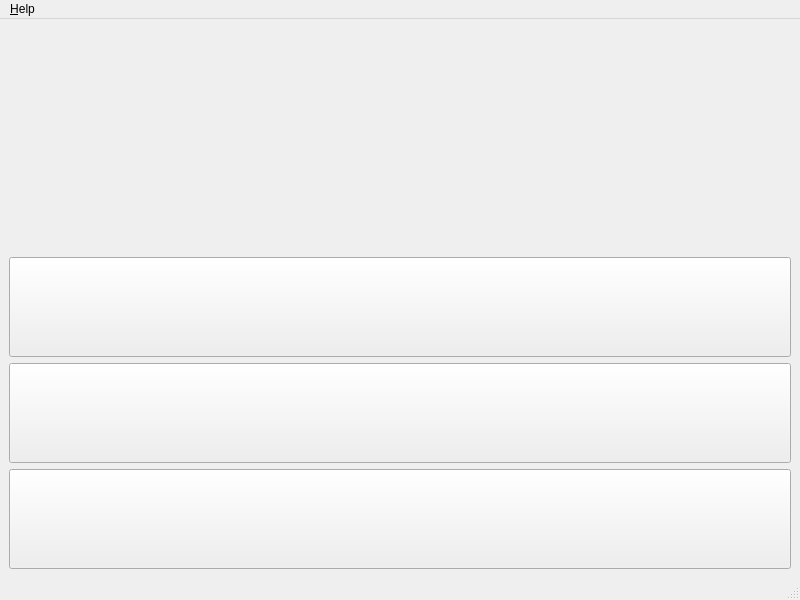
Above: checkeng/main_window.ui from kusanekinov/CheckEng before the change. Below: the same form after it.
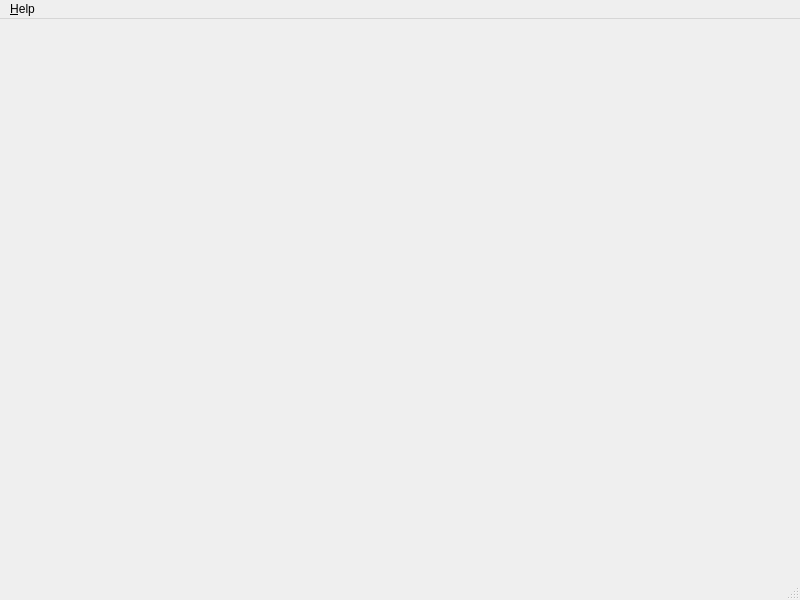
That is the form after the change.

Commit message: CheckEng | change pb to label

Diff of the .ui file:
```diff
--- a/checkeng/main_window.ui
+++ b/checkeng/main_window.ui
@@ -14,159 +14,7 @@
    <string>CheckEng</string>
   </property>
   <widget class="QWidget" name="centralwidget">
-   <layout class="QGridLayout" name="gridLayout">
-    <item row="1" column="0" colspan="2">
-     <widget class="QLabel" name="l_question">
-      <property name="sizePolicy">
-       <sizepolicy hsizetype="Expanding" vsizetype="Preferred">
-        <horstretch>0</horstretch>
-        <verstretch>0</verstretch>
-       </sizepolicy>
-      </property>
-      <property name="minimumSize">
-       <size>
-        <width>0</width>
-        <height>100</height>
-       </size>
-      </property>
-      <property name="maximumSize">
-       <size>
-        <width>16777215</width>
-        <height>16777215</height>
-       </size>
-      </property>
-      <property name="font">
-       <font>
-        <pointsize>20</pointsize>
-        <weight>75</weight>
-        <italic>false</italic>
-        <bold>true</bold>
-        <underline>false</underline>
-        <strikeout>false</strikeout>
-        <kerning>true</kerning>
-       </font>
-      </property>
-      <property name="focusPolicy">
-       <enum>Qt::StrongFocus</enum>
-      </property>
-      <property name="layoutDirection">
-       <enum>Qt::LeftToRight</enum>
-      </property>
-      <property name="text">
-       <string/>
-      </property>
-      <property name="textFormat">
-       <enum>Qt::PlainText</enum>
-      </property>
-      <property name="alignment">
-       <set>Qt::AlignCenter</set>
-      </property>
-     </widget>
-    </item>
-    <item row="6" column="0" colspan="2">
-     <widget class="QPushButton" name="pb_third">
-      <property name="sizePolicy">
-       <sizepolicy hsizetype="Expanding" vsizetype="Fixed">
-        <horstretch>0</horstretch>
-        <verstretch>0</verstretch>
-       </sizepolicy>
-      </property>
-      <property name="minimumSize">
-       <size>
-        <width>0</width>
-        <height>100</height>
-       </size>
-      </property>
-      <property name="maximumSize">
-       <size>
-        <width>16777215</width>
-        <height>16777215</height>
-       </size>
-      </property>
-      <property name="font">
-       <font>
-        <pointsize>15</pointsize>
-        <weight>50</weight>
-        <bold>false</bold>
-       </font>
-      </property>
-      <property name="text">
-       <string/>
-      </property>
-     </widget>
-    </item>
-    <item row="2" column="0" colspan="2">
-     <widget class="QPushButton" name="pb_first">
-      <property name="sizePolicy">
-       <sizepolicy hsizetype="Expanding" vsizetype="Fixed">
-        <horstretch>0</horstretch>
-        <verstretch>0</verstretch>
-       </sizepolicy>
-      </property>
-      <property name="minimumSize">
-       <size>
-        <width>0</width>
-        <height>100</height>
-       </size>
-      </property>
-      <property name="maximumSize">
-       <size>
-        <width>16777215</width>
-        <height>16777215</height>
-       </size>
-      </property>
-      <property name="font">
-       <font>
-        <pointsize>15</pointsize>
-        <weight>50</weight>
-        <bold>false</bold>
-        <stylestrategy>PreferAntialias</stylestrategy>
-       </font>
-      </property>
-      <property name="cursor">
-       <cursorShape>ArrowCursor</cursorShape>
-      </property>
-      <property name="text">
-       <string/>
-      </property>
-     </widget>
-    </item>
-    <item row="3" column="0" colspan="2">
-     <widget class="QPushButton" name="pb_second">
-      <property name="sizePolicy">
-       <sizepolicy hsizetype="Expanding" vsizetype="Fixed">
-        <horstretch>0</horstretch>
-        <verstretch>0</verstretch>
-       </sizepolicy>
-      </property>
-      <property name="minimumSize">
-       <size>
-        <width>0</width>
-        <height>100</height>
-       </size>
-      </property>
-      <property name="maximumSize">
-       <size>
-        <width>16777215</width>
-        <height>16777215</height>
-       </size>
-      </property>
-      <property name="font">
-       <font>
-        <pointsize>15</pointsize>
-        <weight>50</weight>
-        <bold>false</bold>
-       </font>
-      </property>
-      <property name="focusPolicy">
-       <enum>Qt::NoFocus</enum>
-      </property>
-      <property name="text">
-       <string/>
-      </property>
-     </widget>
-    </item>
-   </layout>
+   <layout class="QGridLayout" name="gridLayout"/>
   </widget>
   <widget class="QMenuBar" name="menubar">
    <property name="geometry">
```
Left out of the diff: 51 changed lines with no effect on the pictures. The commit also changes 4 other files.
